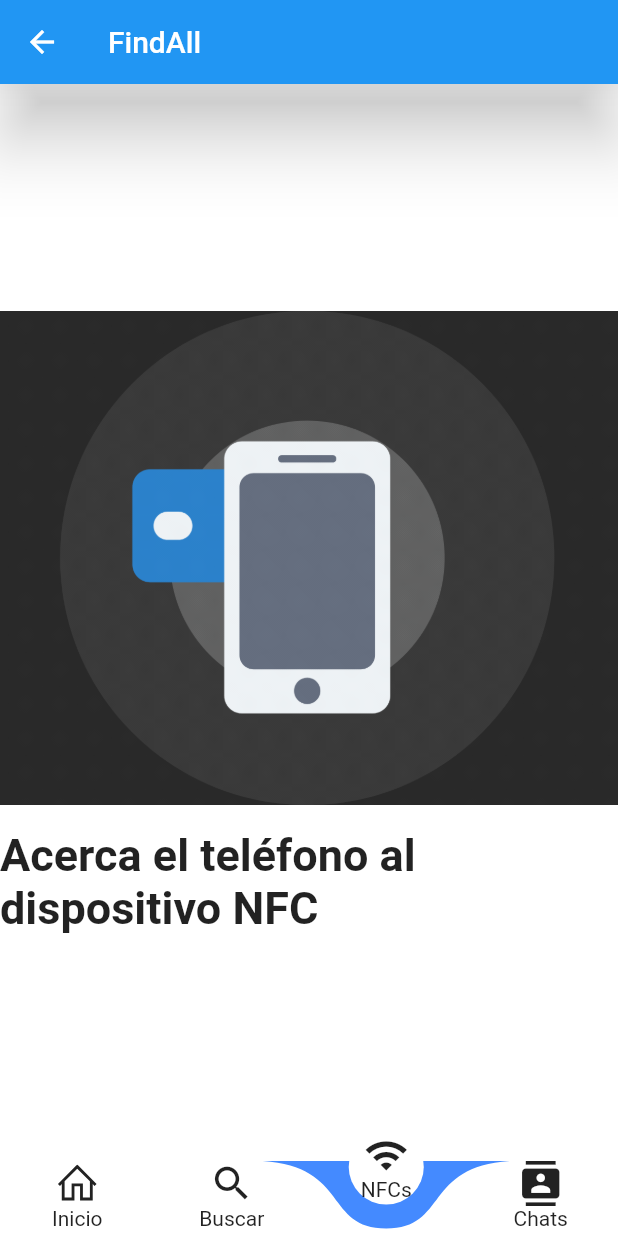
After one commit to Mohamed11302/app_interactivos, a Flutter app: the Example screen opened directly, item 3 of the bottom bar chosen, on a phone screen of 412 x 824 dp. The commit adds this screen. Run offline on Flutter 3.47's test engine with Material 2 defaults, Android fonts, the phone set to English and light mode, and no system bars; drawn by our look-alikes of curved_navigation_bar; our stand-ins replace animate_do, cloud_firestore, firebase_auth, firebase_core, fluttertoast, google_sign_in and 1 more; accounts and stored records are empty.

Commit message:
Pagina con pestañas y gif

```diff
--- /dev/null
+++ b/lib/pages/home.dart
@@ -0,0 +1,114 @@
+import 'package:flutter/material.dart';
+import 'package:curved_navigation_bar/curved_navigation_bar.dart';
+import 'package:line_icons/line_icons.dart';
+
+void main() {
+  runApp(MaterialApp(
+    builder: (context, child) {
+      return Directionality(textDirection: TextDirection.ltr, child: child!);
+    },
+    title: 'CurvedNavBar',
+    theme: ThemeData(
+      primaryColor: Colors.grey[800],
+    ),
+    home: Example(),
+  ));
+}
+
+class Example extends StatefulWidget {
+  @override
+  _ExampleState createState() => _ExampleState();
+}
+
+class _ExampleState extends State<Example> {
+  int _selectedIndex = 0;
+  bool showNFCTab = true; // Controla si mostrar la pestaña NFC o no
+
+  List<Widget Function()> _widgetOptions = [];
+
+  _ExampleState() {
+    _widgetOptions = [
+          () => Text(
+        'OBJETOS REGISTRADOS',
+        style: optionStyle,
+      ),
+          () => Text(
+        'OBJETOS PERDIDOS',
+        style: optionStyle,
+      ),
+          () => _buildNFCTab(),
+          () => Text(
+        'CHATS',
+        style: optionStyle,
+      ),
+    ];
+  }
+
+  static const TextStyle optionStyle =
+  TextStyle(fontSize: 30, fontWeight: FontWeight.w600);
+
+  @override
+  Widget build(BuildContext context) {
+    return Scaffold(
+      backgroundColor: Color.fromARGB(255, 255, 255, 255),
+      appBar: AppBar(
+        elevation: 20,
+        title: const Text('FindAll'),
+      ),
+      body: Center(
+        child: _widgetOptions[_selectedIndex](),
+      ),
+      bottomNavigationBar: CurvedNavigationBar(
+        index: _selectedIndex,
+        height: 50.0,
+        items: <Widget>[
+          Column(
+            children: [
+              Icon(LineIcons.home, size: 30),
+              Text('Inicio'),
+            ],
+          ),
+          Column(
+            children: [
+              Icon(Icons.search, size: 30),
+              Text('Buscar'),
+            ],
+          ),
+          showNFCTab
+              ? Column(
+            children: [
+              Icon(Icons.wifi, size: 30),
+              Text('NFCs'),
+            ],
+          )
+              : Container(),
+          Column(
+            children: [
+              Icon(Icons.contacts, size: 30),
+              Text('Chats'),
+            ],
+          ),
+        ],
+        onTap: (index) {
+          setState(() {
+            _selectedIndex = index;
+          });
+        },
+      ),
+    );
+  }
+
+  Widget _buildNFCTab() {
+    return Column(
+      mainAxisAlignment: MainAxisAlignment.center,
+      children: [
+        Image.asset('assets/gif_nfc.gif'),
+        SizedBox(height: 16),
+        Text(
+          'Acerca el teléfono al dispositivo NFC',
+          style: optionStyle,
+        ),
+      ],
+    );
+  }
+}
--- a/lib/pages/register_login.dart
+++ b/lib/pages/register_login.dart
@@ -4,6 +4,7 @@ import 'package:animate_do/animate_do.dart';
 import 'package:app_interactivos/pages/home_page.dart';
 import 'package:app_interactivos/pages/register_page.dart';
 import 'package:app_interactivos/pages/forgot_password.dart';
+import 'package:app_interactivos/pages/home.dart';
 import 'package:firebase_auth/firebase_auth.dart';
 import 'package:google_sign_in/google_sign_in.dart';
 import 'package:cloud_firestore/cloud_firestore.dart';
@@ -207,7 +208,7 @@ class _RegisterLoginState extends State<RegisterLogin> {
                                           // Credenciales válidas, navegar a la página del menú.
                                           Navigator.push(
                                             context,
-                                            MaterialPageRoute(builder: (context) => HomePage(user: user_data, password: password_data)),
+                                            MaterialPageRoute(builder: (context) => Example()),//HomePage(user: user_data, password: password_data)),
                                           );
                                         } else {
                                           // Las credenciales no son válidas, puedes mostrar un mensaje al usuario.
@@ -269,7 +270,7 @@ class _RegisterLoginState extends State<RegisterLogin> {
                                   DocumentoDelUsuario(user.email.toString(), user_data, user.uid.toString());
                                   Navigator.push(
                                             context,
-                                            MaterialPageRoute(builder: (context) => HomePage(user: user_data, password: password_data)),
+                                            MaterialPageRoute(builder: (context) => Example()),//HomePage(user: user_data, password: password_data)),
                                           );
                                 } else {
                                   // Ocurrió un error en el registro
--- a/pubspec.yaml
+++ b/pubspec.yaml
@@ -29,6 +29,8 @@ dependencies:
   firebase_auth: ^4.12.0
   cloud_firestore: ^4.12.1
   google_sign_in: ^6.1.5
+  curved_navigation_bar: ^1.0.3
+  line_icons: ^2.0.3
 
 dev_dependencies:
   flutter_test:
@@ -49,7 +51,7 @@ flutter:
   # To add assets to your application, add an assets section, like this:
   assets:
     - assets/google_logo.png
-  #  - images/a_dot_burr.jpeg
+    - assets/gif_nfc.gif
   #  - images/a_dot_ham.jpeg
 
   # An image asset can refer to one or more resolution-specific "variants", see
```
Also changed, not shown: assets/gif_nfc.gif (added), pubspec.lock.
